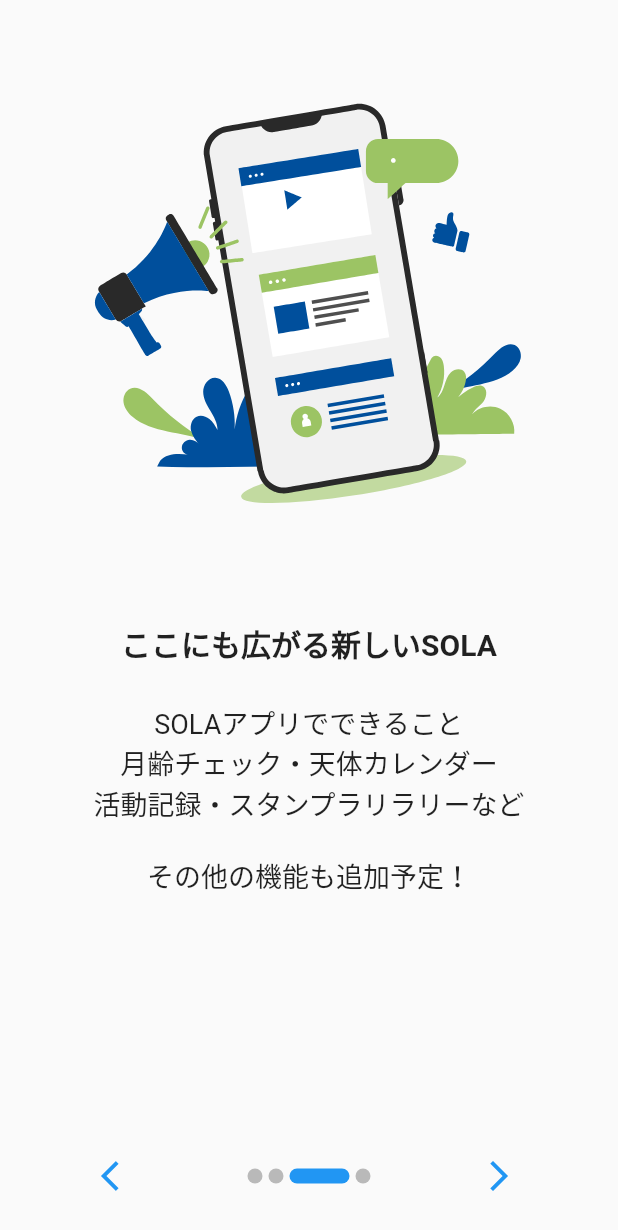
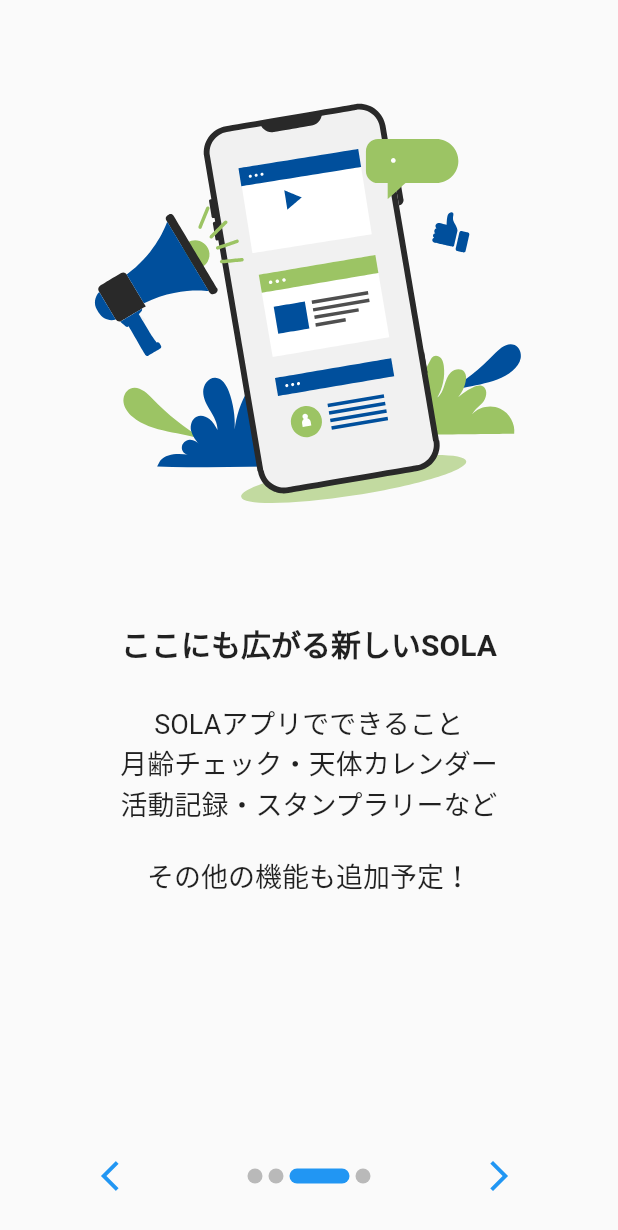
Before and after one commit to Nori0219/SOLA, a Flutter app: the screen it shows after launch, swiped to page 3, on a phone screen of 412 x 824 dp. Shown: the top 1230 px of the screen. Run offline on Flutter 3.47's test engine with Material 2 defaults, Android fonts, the phone set to English and light mode, and no system bars; drawn by our look-alikes of introduction_screen; our stand-ins replace carousel_slider, lottie, shared_preferences, table_calendar; missing offline and left inert: moon_phase, vertical_card_pager.

Commit message:
イントロ文章修正

```diff
--- a/lib/UI/introduction_page.dart
+++ b/lib/UI/introduction_page.dart
@@ -30,7 +30,7 @@
             PageViewModel(
               title: 'ここにも広がる新しいSOLA',
               body:
-                  'SOLAアプリでできること\n月齢チェック・天体カレンダー\n活動記録・スタンプラリラリーなど\n\nその他の機能も追加予定！',
+                  'SOLAアプリでできること\n月齢チェック・天体カレンダー\n活動記録・スタンプラリーなど\n\nその他の機能も追加予定！',
               image: Lottie.asset('assets/animation/mobile-marketing.json'),
             ),
             PageViewModel(
```
